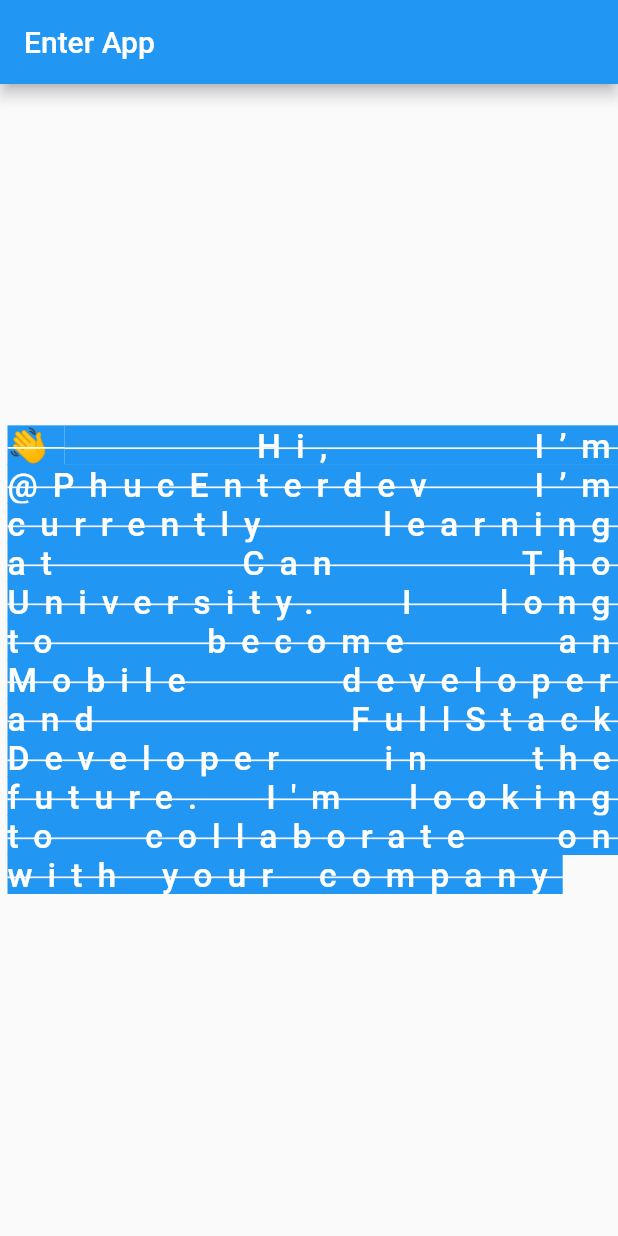
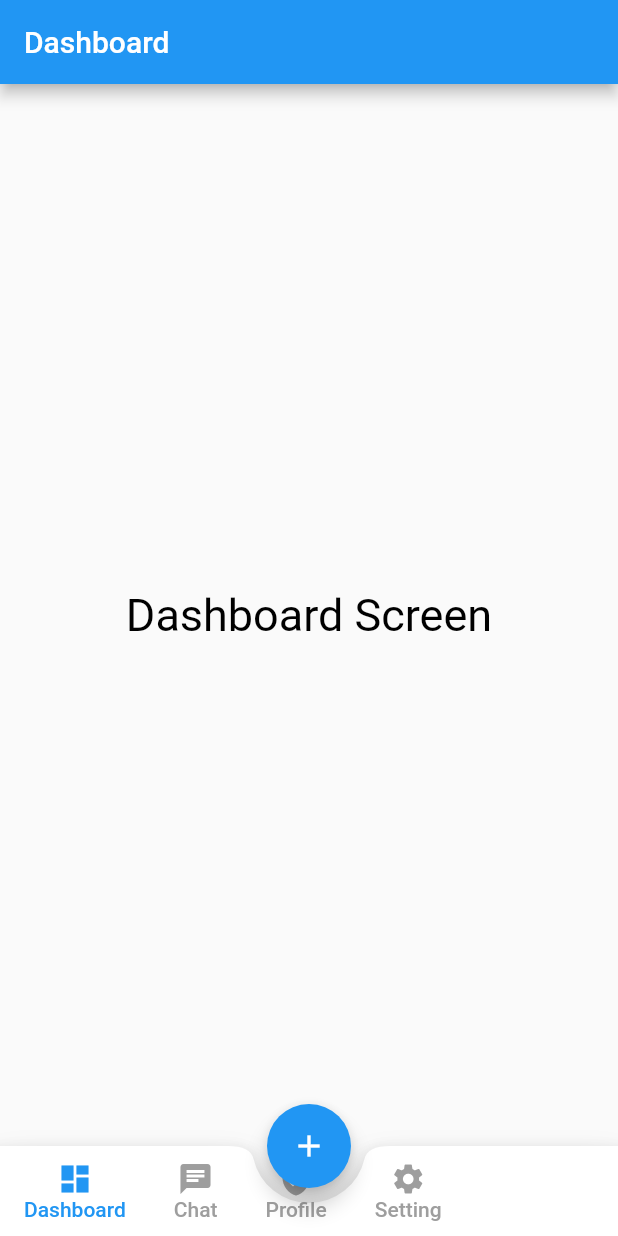
Before and after one commit to PhucEnterdev/learning_flutter, a Flutter app: the screen it shows after launch, on a phone screen of 412 x 824 dp. Run offline on Flutter 3.47's test engine with Material 2 defaults, Android fonts, the phone set to English and light mode, and no system bars; Roboto replaces fonts that are missing (Times New Roman).

Commit message:
custom bottom nav -> ok

```diff
--- /dev/null
+++ b/first_app/lib/home.dart
@@ -0,0 +1,134 @@
+import 'package:flutter/material.dart';
+import 'page/dashboard.dart';
+import 'page/setting.dart';
+import 'page/profile.dart';
+import 'page/chat.dart';
+
+class HomePage extends StatefulWidget {
+  const HomePage({Key? key}) : super(key: key);
+
+  @override
+  State<HomePage> createState() => _HomePageState();
+}
+
+class _HomePageState extends State<HomePage> {
+  int currentTab = 0;
+  final List<Widget> screens = [
+    const Dashboard(),
+    const Chat(),
+    const Profile(),
+    const Setting()
+  ];
+
+  final PageStorageBucket bucket = PageStorageBucket();
+  Widget currentScreen = const Dashboard();
+
+  @override
+  Widget build(BuildContext context) {
+    return Scaffold(
+      body: PageStorage(
+        bucket: bucket,
+        child: currentScreen,
+      ),
+      floatingActionButton: FloatingActionButton(
+        child: const Icon(Icons.add),
+        onPressed: () {},
+      ),
+      floatingActionButtonLocation: FloatingActionButtonLocation.centerDocked,
+      bottomNavigationBar: BottomAppBar(
+        shape: const CircularNotchedRectangle(),
+        notchMargin: 10,
+        child: SizedBox(
+          height: 60,
+          child: Row(
+            mainAxisAlignment: MainAxisAlignment.spaceBetween,
+            children: <Widget>[
+              Row(
+                crossAxisAlignment: CrossAxisAlignment.center,
+                children: [
+                  MaterialButton(
+                    minWidth: 50,
+                    onPressed: () {
+                      setState(() {
+                        currentScreen = const Dashboard();
+                        currentTab = 0;
+                      });
+                    },
+                    child: Column(
+                      mainAxisAlignment: MainAxisAlignment.center,
+                      children: [
+                        Icon(
+                            Icons.dashboard,
+                          color: currentTab==0 ? Colors.blue: Colors.grey,
+                        ),
+                        Text('Dashboard', style: TextStyle(color: currentTab==0? Colors.blue : Colors.grey),)
+                      ],
+                    ),
+                  ),
+
+                  MaterialButton(
+                    minWidth: 50,
+                    onPressed: () {
+                      setState(() {
+                        currentScreen = const Chat();
+                        currentTab = 1;
+                      });
+                    },
+                    child: Column(
+                      mainAxisAlignment: MainAxisAlignment.center,
+                      children: [
+                        Icon(
+                          Icons.chat,
+                          color: currentTab==1 ? Colors.blue: Colors.grey,
+                        ),
+                        Text('Chat', style: TextStyle(color: currentTab==1? Colors.blue : Colors.grey),)
+                      ],
+                    ),
+                  ),
+                  MaterialButton(
+                    minWidth: 50,
+                    onPressed: () {
+                      setState(() {
+                        currentScreen = const Profile();
+                        currentTab = 2;
+                      });
+                    },
+                    child: Column(
+                      mainAxisAlignment: MainAxisAlignment.center,
+                      children: [
+                        Icon(
+                          Icons.verified_user,
+                          color: currentTab==2 ? Colors.blue: Colors.grey,
+                        ),
+                        Text('Profile', style: TextStyle(color: currentTab==2? Colors.blue : Colors.grey),)
+                      ],
+                    ),
+                  ),
+                  MaterialButton(
+                    minWidth: 50,
+                    onPressed: () {
+                      setState(() {
+                        currentScreen = const Setting();
+                        currentTab = 3;
+                      });
+                    },
+                    child: Column(
+                      mainAxisAlignment: MainAxisAlignment.center,
+                      children: [
+                        Icon(
+                          Icons.settings,
+                          color: currentTab==3 ? Colors.blue: Colors.grey,
+                        ),
+                        Text('Setting', style: TextStyle(color: currentTab==3? Colors.blue : Colors.grey),)
+                      ],
+                    ),
+                  )
+                ],
+              ),
+            ],
+          ),
+        ),
+      ),
+    );
+  }
+}
--- a/first_app/lib/main.dart
+++ b/first_app/lib/main.dart
@@ -1,3 +1,4 @@
+import 'package:first_app/home.dart';
 import 'package:flutter/material.dart';
 
 void main() {
@@ -10,53 +11,13 @@ class MyApp extends StatelessWidget {
   @override
   Widget build(BuildContext context) {
     return MaterialApp(
+      title: 'Enter App',
+      theme: ThemeData(
+        primarySwatch: Colors.blue,
+        visualDensity: VisualDensity.adaptivePlatformDensity,
+      ),
+      home: const HomePage(),
       debugShowCheckedModeBanner: false,
-      theme: ThemeData(primaryColor: Colors.lightBlue),
-      home: const HomePage(),
     );
   }
 }
-
-class HomePage extends StatelessWidget {
-  const HomePage({Key? key}) : super(key: key);
-
-  @override
-  Widget build(BuildContext context) {
-    return Scaffold(
-      appBar: AppBar(
-        title: const Text('Enter App'),
-      ),
-      body: const Center(
-          child: EnterApp(),
-      ),
-    );
-  }
-}
-
-class EnterApp extends StatelessWidget{
-  const EnterApp({super.key});
-
-  @override
-  Widget build(BuildContext context) {
-    return const Text(
-        '👋 Hi, I’m @PhucEnterdev I’m currently learning at Can Tho University. '
-        'I long to become an Mobile developer and FullStack Developer in the future. '
-        'I\'m looking to collaborate on with your company',
-      textDirection: TextDirection.ltr,
-      textAlign: TextAlign.justify,
-      overflow: TextOverflow.visible,
-      textScaleFactor: 1.5,
-      style: TextStyle(
-        color: Colors.white,
-        backgroundColor: Colors.blue,
-        fontSize: 15,
-        fontWeight: FontWeight.w500,
-        fontStyle: FontStyle.normal,
-        fontFamily: 'Times New Roman',
-        wordSpacing: 5,
-        letterSpacing: 10,
-        decoration: TextDecoration.lineThrough,
-      ),
-    );
-  }
-}
--- /dev/null
+++ b/first_app/lib/page/chat.dart
@@ -0,0 +1,25 @@
+import 'package:flutter/material.dart';
+
+class Chat extends StatefulWidget {
+  const Chat({Key? key}) : super(key: key);
+
+  @override
+  State<Chat> createState() => _ChatState();
+}
+
+class _ChatState extends State<Chat> {
+  @override
+  Widget build(BuildContext context) {
+    return Scaffold(
+      appBar: AppBar(
+        title: const Text('Chat'),
+      ),
+      body: const Center(
+        child: Text(
+          'Chat Screen',
+          style: TextStyle(color: Colors.black, fontSize: 30),
+        ),
+      ),
+    );
+  }
+}
--- /dev/null
+++ b/first_app/lib/page/dashboard.dart
@@ -0,0 +1,25 @@
+import 'package:flutter/material.dart';
+
+class Dashboard extends StatefulWidget {
+  const Dashboard({Key? key}) : super(key: key);
+
+  @override
+  State<Dashboard> createState() => _DashboardState();
+}
+
+class _DashboardState extends State<Dashboard> {
+  @override
+  Widget build(BuildContext context) {
+    return Scaffold(
+      appBar: AppBar(
+        title: const Text('Dashboard'),
+      ),
+      body: const Center(
+        child: Text(
+            'Dashboard Screen',
+          style: TextStyle(color: Colors.black, fontSize: 30),
+        ),
+      ),
+    );
+  }
+}
--- /dev/null
+++ b/first_app/lib/page/profile.dart
@@ -0,0 +1,25 @@
+import 'package:flutter/material.dart';
+
+class Profile extends StatefulWidget {
+  const Profile({Key? key}) : super(key: key);
+
+  @override
+  State<Profile> createState() => _ProfileState();
+}
+
+class _ProfileState extends State<Profile> {
+  @override
+  Widget build(BuildContext context) {
+    return Scaffold(
+      appBar: AppBar(
+        title: const Text('Profile'),
+      ),
+      body: const Center(
+        child: Text(
+          'Profile Screen',
+          style: TextStyle(color: Colors.black, fontSize: 30),
+        ),
+      ),
+    );
+  }
+}
--- /dev/null
+++ b/first_app/lib/page/setting.dart
@@ -0,0 +1,25 @@
+import 'package:flutter/material.dart';
+
+class Setting extends StatefulWidget {
+  const Setting({Key? key}) : super(key: key);
+
+  @override
+  State<Setting> createState() => _SettingState();
+}
+
+class _SettingState extends State<Setting> {
+  @override
+  Widget build(BuildContext context) {
+    return Scaffold(
+      appBar: AppBar(
+        title: const Text('Setting'),
+      ),
+      body: const Center(
+        child: Text(
+          'Setting Screen',
+          style: TextStyle(color: Colors.black, fontSize: 30),
+        ),
+      ),
+    );
+  }
+}
--- a/first_app/pubspec.yaml
+++ b/first_app/pubspec.yaml
@@ -59,9 +59,8 @@ flutter:
   uses-material-design: true
 
   # To add assets to your application, add an assets section, like this:
-  # assets:
-  #   - images/a_dot_burr.jpeg
-  #   - images/a_dot_ham.jpeg
+  assets:
+     - assets/images/
 
   # An image asset can refer to one or more resolution-specific "variants", see
   # https://flutter.dev/assets-and-images/#resolution-aware
```
Also changed, not shown: first_app/assets/fonts/Dancing Script.ttf (deleted), first_app/assets/images/bg.jpg (added), first_app/assets/images/enter.jpg (added).
